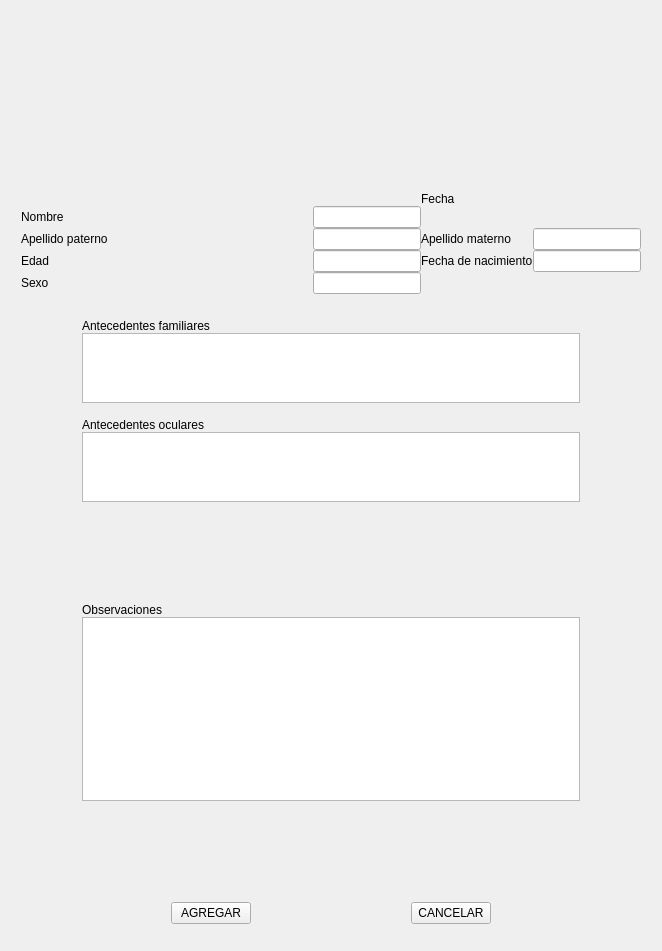
The window that Llenar_Consulta.ui (Matapuercos666/OPTICA) describes before a commit, drawn with Qt 5.
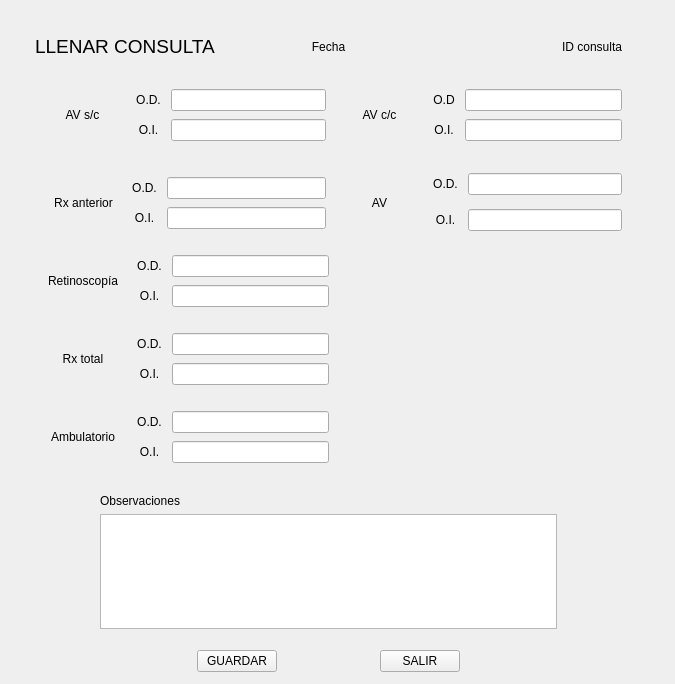
The same window after the commit. Icons and pictures are not drawn.

Commit message: se cambios widget agregar paciente

The edit to the form file:
```diff
--- a/Llenar_Consulta.ui
+++ b/Llenar_Consulta.ui
@@ -6,233 +6,524 @@
    <rect>
     <x>0</x>
     <y>0</y>
-    <width>662</width>
-    <height>951</height>
+    <width>675</width>
+    <height>684</height>
    </rect>
   </property>
   <property name="windowTitle">
    <string>Dialog</string>
   </property>
-  <layout class="QGridLayout" name="gridLayout_6">
-   <property name="bottomMargin">
-    <number>7</number>
+  <widget class="QWidget" name="gridLayoutWidget_2">
+   <property name="geometry">
+    <rect>
+     <x>20</x>
+     <y>20</y>
+     <width>627</width>
+     <height>672</height>
+    </rect>
    </property>
-   <item row="0" column="0">
-    <layout class="QGridLayout" name="gridLayout" rowstretch="1,3,2,2,5,2,1">
-     <property name="topMargin">
-      <number>0</number>
-     </property>
-     <property name="rightMargin">
-      <number>0</number>
-     </property>
-     <property name="bottomMargin">
-      <number>0</number>
-     </property>
-     <property name="spacing">
-      <number>0</number>
-     </property>
-     <item row="0" column="0">
-      <layout class="QGridLayout" name="LOGO">
-       <property name="sizeConstraint">
-        <enum>QLayout::SizeConstraint::SetDefaultConstraint</enum>
-       </property>
-       <property name="topMargin">
-        <number>10</number>
-       </property>
-       <item row="1" column="0">
-        <widget class="QLabel" name="label">
-         <property name="sizePolicy">
-          <sizepolicy hsizetype="Preferred" vsizetype="Preferred">
-           <horstretch>0</horstretch>
-           <verstretch>0</verstretch>
-          </sizepolicy>
-         </property>
-         <property name="maximumSize">
-          <size>
-           <width>50</width>
-           <height>50</height>
-          </size>
-         </property>
-         <property name="text">
-          <string/>
-         </property>
-         <property name="pixmap">
-          <pixmap resource="RECURSOS.qrc">:/IMAGENES/IMAGENES/LOGOS/Logo con fondo gris.png</pixmap>
-         </property>
-         <property name="scaledContents">
-          <bool>true</bool>
-         </property>
-        </widget>
-       </item>
-      </layout>
-     </item>
-     <item row="2" column="0">
-      <layout class="QGridLayout" name="gridLayout_3">
-       <property name="rightMargin">
-        <number>0</number>
-       </property>
-       <property name="horizontalSpacing">
-        <number>60</number>
-       </property>
-       <item row="2" column="0">
-        <layout class="QGridLayout" name="gridLayout_11" rowstretch="1,5,1" columnstretch="1,7,1">
-         <property name="topMargin">
-          <number>15</number>
-         </property>
-         <item row="1" column="1">
-          <widget class="QTextEdit" name="textEdit"/>
-         </item>
-         <item row="1" column="0">
-          <spacer name="horizontalSpacer_6">
-           <property name="orientation">
-            <enum>Qt::Orientation::Horizontal</enum>
-           </property>
-           <property name="sizeHint" stdset="0">
-            <size>
-             <width>40</width>
-             <height>20</height>
-            </size>
-           </property>
-          </spacer>
-         </item>
-         <item row="0" column="1">
-          <widget class="QLabel" name="label_8">
-           <property name="text">
-            <string>Antecedentes oculares</string>
-           </property>
-          </widget>
-         </item>
-         <item row="1" column="2">
-          <spacer name="horizontalSpacer_7">
-           <property name="orientation">
-            <enum>Qt::Orientation::Horizontal</enum>
-           </property>
-           <property name="sizeHint" stdset="0">
-            <size>
-             <width>40</width>
-             <height>20</height>
-            </size>
-           </property>
-          </spacer>
-         </item>
-        </layout>
-       </item>
-       <item row="0" column="0">
-        <layout class="QGridLayout" name="gridLayout_10" columnstretch="3,0,0,0,0">
-         <property name="sizeConstraint">
-          <enum>QLayout::SizeConstraint::SetDefaultConstraint</enum>
-         </property>
+   <layout class="QGridLayout" name="Llenar_cita">
          <property name="leftMargin">
-          <number>10</number>
-         </property>
-         <property name="topMargin">
-          <number>10</number>
+     <number>15</number>
          </property>
          <property name="rightMargin">
+     <number>25</number>
+    </property>
+    <item row="5" column="1">
+     <layout class="QGridLayout" name="gridLayout_36">
+      <property name="topMargin">
           <number>10</number>
          </property>
          <property name="bottomMargin">
+       <number>0</number>
+      </property>
+      <item row="1" column="1">
+       <layout class="QHBoxLayout" name="horizontalLayout_13" stretch="2,4">
+        <item>
+         <widget class="QLabel" name="label_47">
+          <property name="text">
+           <string>AV</string>
+          </property>
+          <property name="alignment">
+           <set>Qt::AlignmentFlag::AlignCenter</set>
+          </property>
+         </widget>
+        </item>
+        <item>
+         <layout class="QGridLayout" name="gridLayout_37">
+          <property name="horizontalSpacing">
           <number>10</number>
          </property>
-         <item row="1" column="2">
-          <widget class="QLabel" name="label_7">
+          <property name="verticalSpacing">
+           <number>8</number>
+          </property>
+          <item row="0" column="0">
+           <widget class="QLabel" name="label_48">
            <property name="text">
-            <string>Fecha</string>
-           </property>
-          </widget>
-         </item>
-         <item row="3" column="1">
-          <widget class="QLineEdit" name="lineEdit_16"/>
-         </item>
-         <item row="2" column="1">
+             <string>O.D.</string>
+            </property>
+            <property name="alignment">
+             <set>Qt::AlignmentFlag::AlignCenter</set>
+            </property>
+           </widget>
+          </item>
+          <item row="0" column="1">
+           <widget class="QLineEdit" name="lineEdit_25"/>
+          </item>
+          <item row="1" column="1">
+           <widget class="QLineEdit" name="lineEdit_26"/>
+          </item>
+          <item row="1" column="0">
+           <widget class="QLabel" name="label_49">
+            <property name="text">
+             <string>O.I.</string>
+            </property>
+            <property name="alignment">
+             <set>Qt::AlignmentFlag::AlignCenter</set>
+            </property>
+           </widget>
+          </item>
+         </layout>
+        </item>
+       </layout>
+      </item>
+      <item row="1" column="0">
+       <layout class="QHBoxLayout" name="horizontalLayout_14" stretch="2,4">
+        <property name="spacing">
+         <number>0</number>
+        </property>
+        <property name="topMargin">
+         <number>10</number>
+        </property>
+        <property name="bottomMargin">
+         <number>10</number>
+        </property>
+        <item>
+         <widget class="QLabel" name="label_50">
+          <property name="text">
+           <string>Rx anterior</string>
+          </property>
+          <property name="alignment">
+           <set>Qt::AlignmentFlag::AlignCenter</set>
+          </property>
+         </widget>
+        </item>
+        <item>
+         <layout class="QGridLayout" name="gridLayout_38">
+          <property name="horizontalSpacing">
+           <number>10</number>
+          </property>
+          <property name="verticalSpacing">
+           <number>8</number>
+          </property>
+          <item row="0" column="0">
+           <widget class="QLabel" name="label_51">
+            <property name="text">
+             <string>O.D.</string>
+            </property>
+            <property name="alignment">
+             <set>Qt::AlignmentFlag::AlignCenter</set>
+            </property>
+           </widget>
+          </item>
+          <item row="1" column="0">
+           <widget class="QLabel" name="label_52">
+            <property name="text">
+             <string>O.I.</string>
+            </property>
+            <property name="alignment">
+             <set>Qt::AlignmentFlag::AlignCenter</set>
+            </property>
+           </widget>
+          </item>
+          <item row="0" column="1">
+           <widget class="QLineEdit" name="lineEdit_27"/>
+          </item>
+          <item row="1" column="1">
+           <widget class="QLineEdit" name="lineEdit_28"/>
+          </item>
+         </layout>
+        </item>
+       </layout>
+      </item>
+     </layout>
+    </item>
+    <item row="6" column="1">
+     <layout class="QGridLayout" name="gridLayout_8" columnstretch="0,0">
+      <property name="topMargin">
+       <number>0</number>
+      </property>
+      <item row="1" column="0">
+       <layout class="QGridLayout" name="gridLayout_26" columnstretch="2,4">
+        <property name="topMargin">
+         <number>10</number>
+        </property>
+        <property name="bottomMargin">
+         <number>10</number>
+        </property>
+        <item row="1" column="1">
+         <layout class="QHBoxLayout" name="horizontalLayout_8">
+          <item>
+           <layout class="QGridLayout" name="gridLayout_27">
+            <property name="horizontalSpacing">
+             <number>10</number>
+            </property>
+            <property name="verticalSpacing">
+             <number>8</number>
+            </property>
+            <item row="1" column="1">
           <widget class="QLineEdit" name="lineEdit_15"/>
          </item>
-         <item row="4" column="3">
-          <widget class="QLineEdit" name="lineEdit_20"/>
-         </item>
-         <item row="3" column="3">
-          <widget class="QLineEdit" name="lineEdit_19"/>
-         </item>
-         <item row="4" column="1">
+            <item row="0" column="1">
+             <widget class="QLineEdit" name="lineEdit_16"/>
+            </item>
+            <item row="0" column="0">
+             <widget class="QLabel" name="label_34">
+              <property name="text">
+               <string>O.D.</string>
+              </property>
+              <property name="alignment">
+               <set>Qt::AlignmentFlag::AlignCenter</set>
+              </property>
+             </widget>
+            </item>
+            <item row="1" column="0">
+             <widget class="QLabel" name="label_25">
+              <property name="text">
+               <string>O.I.</string>
+              </property>
+              <property name="alignment">
+               <set>Qt::AlignmentFlag::AlignCenter</set>
+              </property>
+             </widget>
+            </item>
+           </layout>
+          </item>
+         </layout>
+        </item>
+        <item row="1" column="0">
+         <widget class="QLabel" name="label_26">
+          <property name="text">
+           <string>Retinoscopía</string>
+          </property>
+          <property name="alignment">
+           <set>Qt::AlignmentFlag::AlignCenter</set>
+          </property>
+         </widget>
+        </item>
+       </layout>
+      </item>
+      <item row="3" column="0">
+       <layout class="QGridLayout" name="gridLayout_28">
+        <property name="topMargin">
+         <number>10</number>
+        </property>
+        <property name="bottomMargin">
+         <number>10</number>
+        </property>
+        <item row="0" column="0">
+         <layout class="QHBoxLayout" name="horizontalLayout_9" stretch="2,4">
+          <item>
+           <widget class="QLabel" name="label_35">
+            <property name="text">
+             <string>Ambulatorio</string>
+            </property>
+            <property name="alignment">
+             <set>Qt::AlignmentFlag::AlignCenter</set>
+            </property>
+           </widget>
+          </item>
+          <item>
+           <layout class="QGridLayout" name="gridLayout_29" columnstretch="0,0">
+            <property name="horizontalSpacing">
+             <number>10</number>
+            </property>
+            <property name="verticalSpacing">
+             <number>8</number>
+            </property>
+            <item row="0" column="1">
           <widget class="QLineEdit" name="lineEdit_17"/>
          </item>
-         <item row="5" column="1">
+            <item row="1" column="1">
           <widget class="QLineEdit" name="lineEdit_18"/>
          </item>
+            <item row="0" column="0">
+             <widget class="QLabel" name="label_36">
+              <property name="text">
+               <string>O.D.</string>
+              </property>
+              <property name="alignment">
+               <set>Qt::AlignmentFlag::AlignCenter</set>
+              </property>
+             </widget>
+            </item>
+            <item row="1" column="0">
+             <widget class="QLabel" name="label_37">
+              <property name="text">
+               <string>O.I.</string>
+              </property>
+              <property name="alignment">
+               <set>Qt::AlignmentFlag::AlignCenter</set>
+              </property>
+             </widget>
+            </item>
+           </layout>
+          </item>
+         </layout>
+        </item>
+       </layout>
+      </item>
          <item row="2" column="0">
-          <widget class="QLabel" name="label_6">
+       <layout class="QGridLayout" name="gridLayout_30">
+        <property name="topMargin">
+         <number>10</number>
+        </property>
+        <property name="bottomMargin">
+         <number>10</number>
+        </property>
+        <item row="0" column="0">
+         <layout class="QHBoxLayout" name="horizontalLayout_10" stretch="2,4">
+          <item>
+           <widget class="QLabel" name="label_38">
            <property name="text">
-            <string>Nombre</string>
-           </property>
-          </widget>
-         </item>
-         <item row="5" column="0">
-          <widget class="QLabel" name="label_26">
+             <string>Rx total</string>
+            </property>
+            <property name="alignment">
+             <set>Qt::AlignmentFlag::AlignCenter</set>
+            </property>
+           </widget>
+          </item>
+          <item>
+           <layout class="QGridLayout" name="gridLayout_31">
+            <property name="horizontalSpacing">
+             <number>10</number>
+            </property>
+            <property name="verticalSpacing">
+             <number>8</number>
+            </property>
+            <item row="1" column="1">
+             <widget class="QLineEdit" name="lineEdit_19"/>
+            </item>
+            <item row="0" column="1">
+             <widget class="QLineEdit" name="lineEdit_20"/>
+            </item>
+            <item row="0" column="0">
+             <widget class="QLabel" name="label_39">
            <property name="text">
-            <string>Sexo</string>
-           </property>
-          </widget>
-         </item>
-         <item row="3" column="0">
-          <widget class="QLabel" name="label_5">
+               <string>O.D.</string>
+              </property>
+              <property name="alignment">
+               <set>Qt::AlignmentFlag::AlignCenter</set>
+              </property>
+             </widget>
+            </item>
+            <item row="1" column="0">
+             <widget class="QLabel" name="label_40">
            <property name="text">
-            <string>Apellido paterno</string>
-           </property>
-          </widget>
-         </item>
-         <item row="4" column="0">
+               <string>O.I.</string>
+              </property>
+              <property name="alignment">
+               <set>Qt::AlignmentFlag::AlignCenter</set>
+              </property>
+             </widget>
+            </item>
+           </layout>
+          </item>
+         </layout>
+        </item>
+       </layout>
+      </item>
+      <item row="1" column="1">
+       <spacer name="horizontalSpacer_11">
+        <property name="orientation">
+         <enum>Qt::Orientation::Horizontal</enum>
+        </property>
+        <property name="sizeHint" stdset="0">
+         <size>
+          <width>40</width>
+          <height>20</height>
+         </size>
+        </property>
+       </spacer>
+      </item>
+     </layout>
+    </item>
+    <item row="2" column="1">
+     <layout class="QGridLayout" name="gridLayout">
+      <item row="0" column="0">
+       <layout class="QHBoxLayout" name="horizontalLayout_16">
+        <property name="topMargin">
+         <number>15</number>
+        </property>
+        <property name="bottomMargin">
+         <number>15</number>
+        </property>
+        <item>
+         <widget class="QLabel" name="Id_Consulta">
+          <property name="font">
+           <font>
+            <pointsize>14</pointsize>
+           </font>
+          </property>
+          <property name="text">
+           <string>LLENAR CONSULTA</string>
+          </property>
+         </widget>
+        </item>
+        <item>
+         <widget class="QLabel" name="Fecha">
+          <property name="text">
+           <string>Fecha</string>
+          </property>
+          <property name="alignment">
+           <set>Qt::AlignmentFlag::AlignCenter</set>
+          </property>
+         </widget>
+        </item>
+        <item>
           <widget class="QLabel" name="label_3">
            <property name="text">
-            <string>Edad</string>
-           </property>
-          </widget>
-         </item>
-         <item row="3" column="2">
-          <widget class="QLabel" name="label_4">
+           <string>ID consulta</string>
+          </property>
+          <property name="alignment">
+           <set>Qt::AlignmentFlag::AlignRight|Qt::AlignmentFlag::AlignTrailing|Qt::AlignmentFlag::AlignVCenter</set>
+          </property>
+         </widget>
+        </item>
+       </layout>
+      </item>
+     </layout>
+    </item>
+    <item row="4" column="1">
+     <layout class="QGridLayout" name="gridLayout_32">
+      <item row="0" column="2">
+       <layout class="QGridLayout" name="gridLayout_33">
+        <item row="0" column="0">
+         <layout class="QHBoxLayout" name="horizontalLayout_11" stretch="2,4">
+          <property name="topMargin">
+           <number>10</number>
+          </property>
+          <property name="bottomMargin">
+           <number>10</number>
+          </property>
+          <item>
+           <widget class="QLabel" name="label_41">
            <property name="text">
-            <string>Apellido materno</string>
-           </property>
-          </widget>
-         </item>
-         <item row="4" column="2">
-          <widget class="QLabel" name="label_2">
+             <string>AV s/c</string>
+            </property>
+            <property name="alignment">
+             <set>Qt::AlignmentFlag::AlignCenter</set>
+            </property>
+           </widget>
+          </item>
+          <item>
+           <layout class="QGridLayout" name="gridLayout_34">
+            <property name="horizontalSpacing">
+             <number>10</number>
+            </property>
+            <property name="verticalSpacing">
+             <number>8</number>
+            </property>
+            <item row="0" column="1">
+             <widget class="QLineEdit" name="lineEdit_21"/>
+            </item>
+            <item row="3" column="1">
+             <widget class="QLineEdit" name="lineEdit_22"/>
+            </item>
+            <item row="3" column="0">
+             <widget class="QLabel" name="label_42">
            <property name="text">
-            <string>Fecha de nacimiento</string>
-           </property>
-          </widget>
-         </item>
-        </layout>
+               <string>O.I.</string>
+              </property>
+              <property name="alignment">
+               <set>Qt::AlignmentFlag::AlignCenter</set>
+              </property>
+             </widget>
+            </item>
+            <item row="0" column="0">
+             <widget class="QLabel" name="label_43">
+              <property name="text">
+               <string>O.D.</string>
+              </property>
+              <property name="alignment">
+               <set>Qt::AlignmentFlag::AlignCenter</set>
+              </property>
+             </widget>
+            </item>
+           </layout>
+          </item>
+         </layout>
+        </item>
+        <item row="0" column="1">
+         <layout class="QHBoxLayout" name="horizontalLayout_12" stretch="2,4">
+          <property name="topMargin">
+           <number>10</number>
+          </property>
+          <property name="bottomMargin">
+           <number>10</number>
+          </property>
+          <item>
+           <widget class="QLabel" name="label_44">
+            <property name="text">
+             <string>AV c/c</string>
+            </property>
+            <property name="alignment">
+             <set>Qt::AlignmentFlag::AlignCenter</set>
+            </property>
+           </widget>
+          </item>
+          <item>
+           <layout class="QGridLayout" name="gridLayout_35">
+            <property name="horizontalSpacing">
+             <number>10</number>
+            </property>
+            <property name="verticalSpacing">
+             <number>8</number>
+            </property>
+            <item row="0" column="0">
+             <widget class="QLabel" name="label_45">
+              <property name="text">
+               <string>O.D</string>
+              </property>
+              <property name="alignment">
+               <set>Qt::AlignmentFlag::AlignCenter</set>
+              </property>
+             </widget>
        </item>
        <item row="1" column="0">
-        <layout class="QGridLayout" name="gridLayout_12" columnstretch="1,7,1">
+             <widget class="QLabel" name="label_46">
+              <property name="text">
+               <string>O.I.</string>
+              </property>
+              <property name="alignment">
+               <set>Qt::AlignmentFlag::AlignCenter</set>
+              </property>
+             </widget>
+            </item>
+            <item row="0" column="1">
+             <widget class="QLineEdit" name="lineEdit_23"/>
+            </item>
+            <item row="1" column="1">
+             <widget class="QLineEdit" name="lineEdit_24"/>
+            </item>
+           </layout>
+          </item>
+         </layout>
+        </item>
+       </layout>
+      </item>
+     </layout>
+    </item>
+    <item row="7" column="1">
+     <layout class="QGridLayout" name="Observaciones" columnstretch="1,7,1">
          <property name="topMargin">
           <number>15</number>
          </property>
-         <item row="1" column="0">
-          <spacer name="horizontalSpacer">
-           <property name="orientation">
-            <enum>Qt::Orientation::Horizontal</enum>
-           </property>
-           <property name="sizeHint" stdset="0">
-            <size>
-             <width>40</width>
-             <height>20</height>
-            </size>
-           </property>
-          </spacer>
-         </item>
-         <item row="0" column="1">
-          <widget class="QLabel" name="label_9">
-           <property name="text">
-            <string>Antecedentes familiares</string>
-           </property>
-          </widget>
-         </item>
          <item row="1" column="1">
-          <widget class="QTextEdit" name="textEdit_2"/>
+       <widget class="QTextEdit" name="textEdit_3"/>
          </item>
          <item row="1" column="2">
-          <spacer name="horizontalSpacer_2">
+       <spacer name="horizontalSpacer_9">
            <property name="orientation">
             <enum>Qt::Orientation::Horizontal</enum>
            </property>
@@ -243,39 +534,29 @@
             </size>
            </property>
           </spacer>
-         </item>
-        </layout>
-       </item>
-      </layout>
      </item>
      <item row="1" column="0">
-      <spacer name="verticalSpacer_2">
+       <spacer name="horizontalSpacer_8">
        <property name="orientation">
-        <enum>Qt::Orientation::Vertical</enum>
+         <enum>Qt::Orientation::Horizontal</enum>
        </property>
        <property name="sizeHint" stdset="0">
         <size>
-         <width>20</width>
-         <height>40</height>
+          <width>40</width>
+          <height>20</height>
         </size>
        </property>
       </spacer>
      </item>
-     <item row="5" column="0">
-      <spacer name="verticalSpacer_3">
-       <property name="orientation">
-        <enum>Qt::Orientation::Vertical</enum>
-       </property>
-       <property name="sizeHint" stdset="0">
-        <size>
-         <width>20</width>
-         <height>40</height>
-        </size>
-       </property>
-      </spacer>
-     </item>
-     <item row="6" column="0">
-      <layout class="QGridLayout" name="gridLayout_2" columnstretch="0,0,0,0,0">
+      <item row="0" column="1">
+       <widget class="QLabel" name="label_53">
+        <property name="text">
+         <string>Observaciones</string>
+        </property>
+       </widget>
+      </item>
+      <item row="2" column="1">
+       <layout class="QGridLayout" name="Botones" columnstretch="0,0,0,0,0">
        <property name="topMargin">
         <number>15</number>
        </property>
@@ -301,7 +582,7 @@
           <enum>Qt::ContextMenuPolicy::DefaultContextMenu</enum>
          </property>
          <property name="text">
-          <string>AGREGAR</string>
+           <string>GUARDAR</string>
          </property>
          <property name="autoDefault">
           <bool>false</bool>
@@ -322,9 +603,9 @@
         </spacer>
        </item>
        <item row="1" column="3">
-        <widget class="QPushButton" name="CANCELAR">
+         <widget class="QPushButton" name="SALIR">
          <property name="text">
-          <string>CANCELAR</string>
+           <string>SALIR</string>
          </property>
          <property name="autoDefault">
           <bool>false</bool>
@@ -346,52 +627,10 @@
        </item>
       </layout>
      </item>
-     <item row="4" column="0">
-      <layout class="QGridLayout" name="gridLayout_8" columnstretch="1,7,1">
-       <property name="topMargin">
-        <number>15</number>
-       </property>
-       <item row="1" column="1">
-        <widget class="QTextEdit" name="textEdit_3"/>
-       </item>
-       <item row="0" column="1">
-        <widget class="QLabel" name="label_25">
-         <property name="text">
-          <string>Observaciones</string>
-         </property>
-        </widget>
-       </item>
-       <item row="1" column="0">
-        <spacer name="horizontalSpacer_8">
-         <property name="orientation">
-          <enum>Qt::Orientation::Horizontal</enum>
-         </property>
-         <property name="sizeHint" stdset="0">
-          <size>
-           <width>40</width>
-           <height>20</height>
-          </size>
-         </property>
-        </spacer>
-       </item>
-       <item row="1" column="2">
-        <spacer name="horizontalSpacer_9">
-         <property name="orientation">
-          <enum>Qt::Orientation::Horizontal</enum>
-         </property>
-         <property name="sizeHint" stdset="0">
-          <size>
-           <width>40</width>
-           <height>20</height>
-          </size>
-         </property>
-        </spacer>
-       </item>
-      </layout>
-     </item>
-    </layout>
-   </item>
-  </layout>
+     </layout>
+    </item>
+   </layout>
+  </widget>
  </widget>
  <tabstops>
   <tabstop>lineEdit_15</tabstop>
```
Left out of the diff: 20 changed lines with no effect on the pictures. Lines whose indentation alone changed are shown as unchanged. The commit also changes 12 other files.
